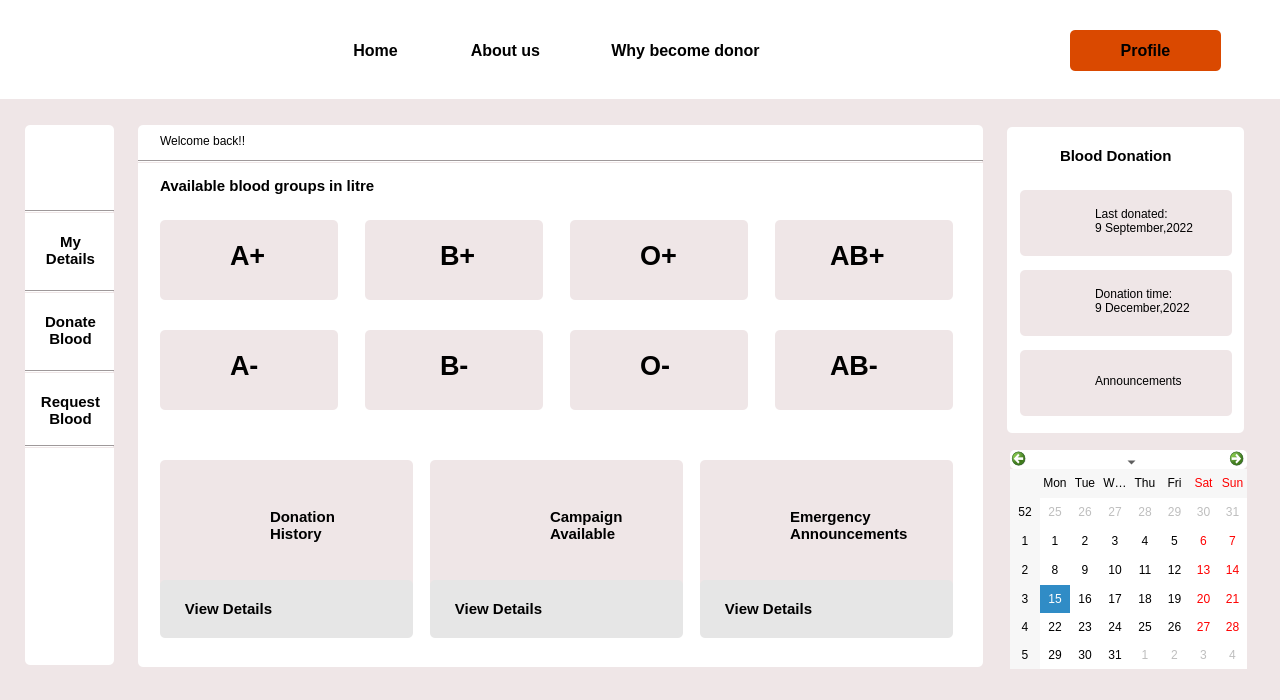
Old version of the form userDashboard.ui in the repository Rista10/Final.
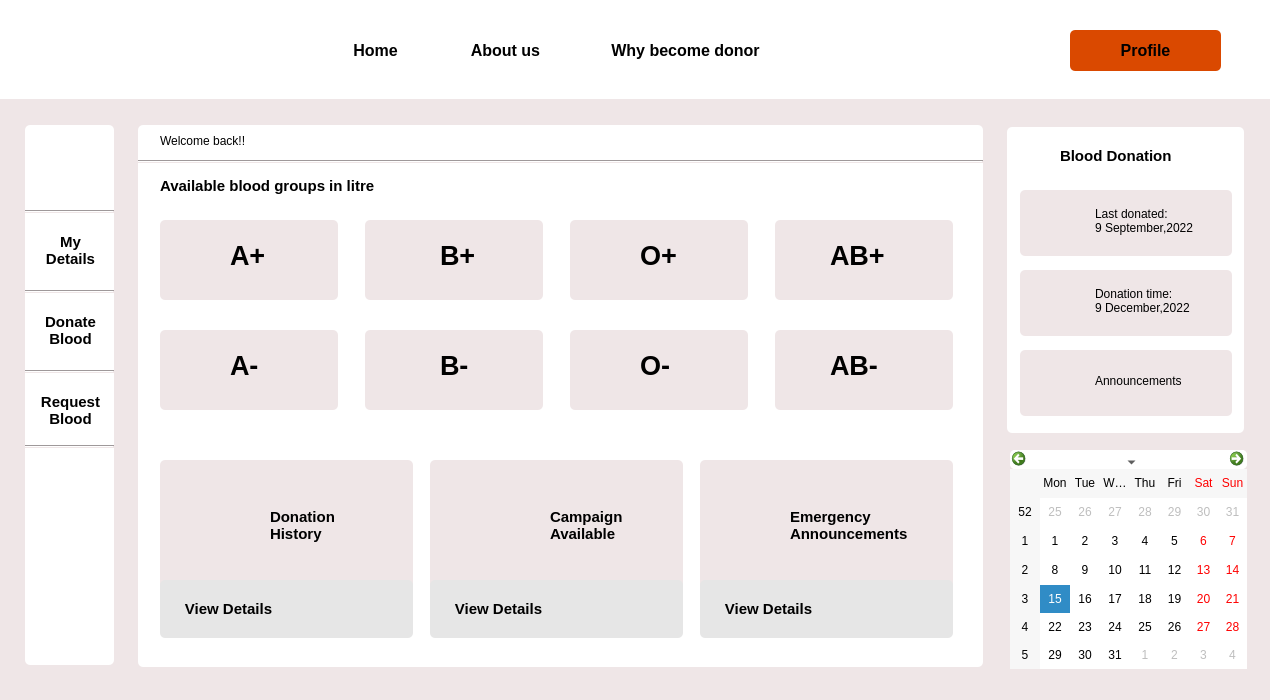
New version of the form. Icons and pictures are not drawn.

Patch:
```diff
--- a/userDashboard.ui
+++ b/userDashboard.ui
@@ -6,7 +6,7 @@
    <rect>
     <x>0</x>
     <y>0</y>
-    <width>1280</width>
+    <width>1270</width>
     <height>700</height>
    </rect>
   </property>
```
